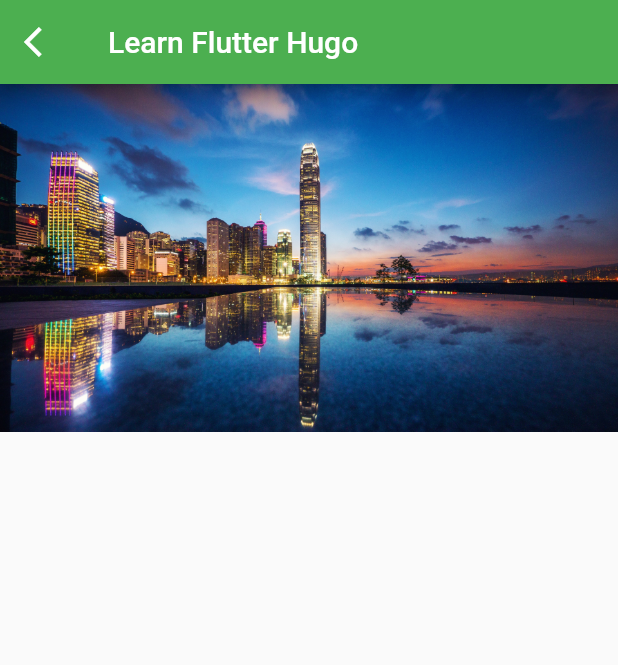
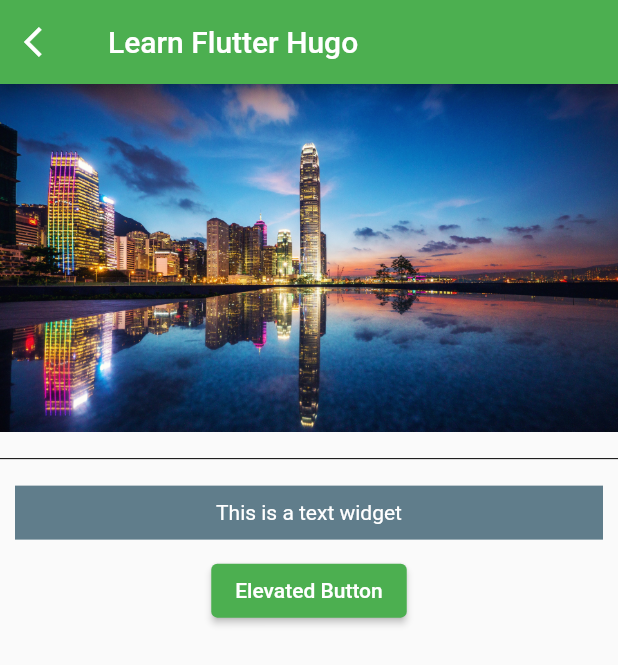
Before and after one commit to hugoresende27/coolapp, a Flutter app: the LearnFlutterPage screen opened directly, on a phone screen of 412 x 824 dp. Shown: the top 665 px of the screen. Run offline on Flutter 3.47's test engine with Material 2 defaults, Android fonts, the phone set to English and light mode, and no system bars.

Commit message:
learn flutter page

```diff
--- a/lib/learn_flutter_page.dart
+++ b/lib/learn_flutter_page.dart
@@ -16,16 +16,43 @@ class _LearnFlutterPageState extends State<LearnFlutterPage> {
           automaticallyImplyLeading: false,
           leading: IconButton(
             onPressed: () {
-            Navigator.of(context).pop();  //to delete the page (go to the previous page, back button)
+              Navigator.of(context)
+                  .pop(); //to delete the page (go to the previous page, back button)
             },
             icon: const Icon(Icons.arrow_back_ios),
           ),
         ),
         body: Column(
           children: [
-          Image.asset('images/image1.jpg')
+            Image.asset('images/image1.jpg'),
+            const SizedBox(
+              height: 10,
+            ),
+            const Divider(
+              color: Colors.black,
+            ),
+            Container(
+              margin: const EdgeInsets.all(10.0),
+              padding: const EdgeInsets.all(10.0),
+              color: Colors.blueGrey,
+              width:
+                  double.infinity, //double.infinity to get max width possible
+              child: const Center(
+                child: Text(
+                  'This is a text widget',
+                  style: TextStyle(
+                    color: Colors.white,
+                  ),
+                ),
+              ),
+            ),
+            ElevatedButton(
+              onPressed: () {
+                debugPrint('Elevated button here');
+              },
+              child: const Text('Elevated Button'),
+            ),
           ],
-      )
-    );
+        ));
   }
 }
```
Lines whose indentation alone changed are shown as unchanged.
